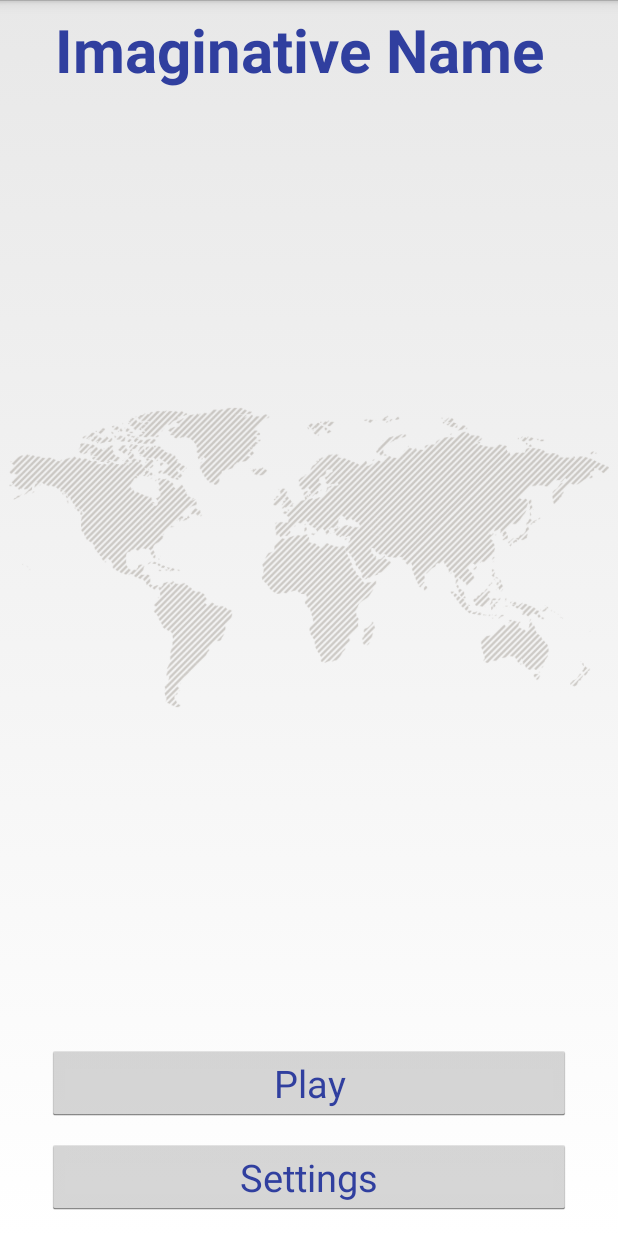
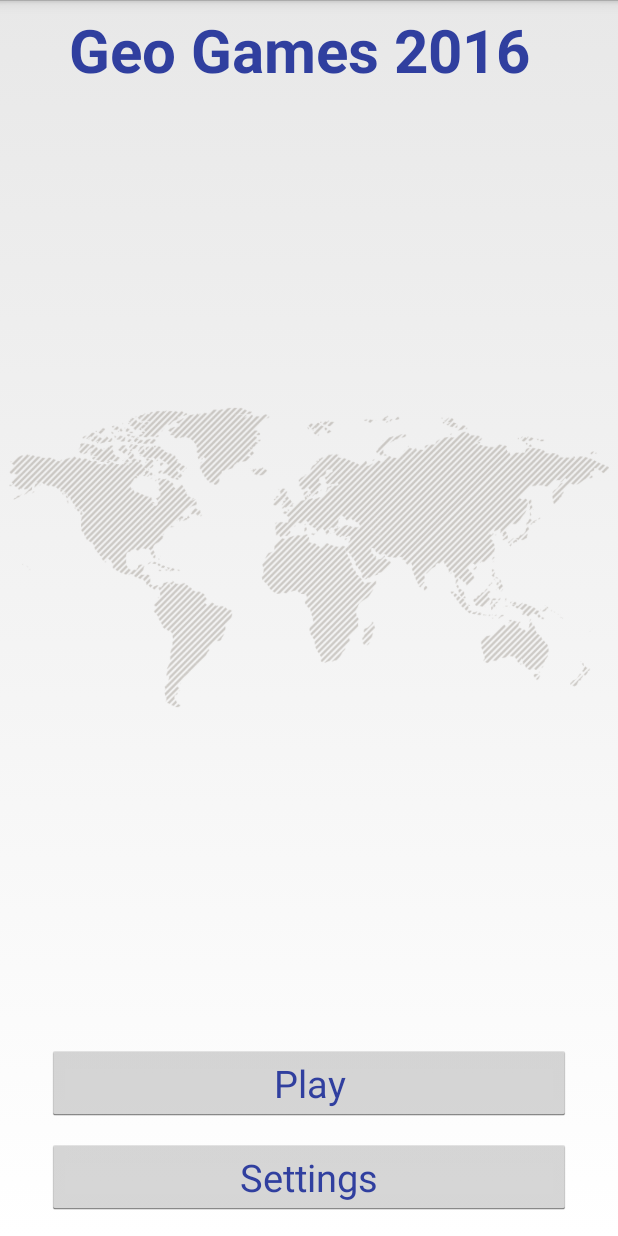
Before and after one commit to Yegie/Hackathon2016, an Android app: the screen it shows after launch (MainActivity), on a phone screen of 412 x 824 dp. Run offline under Robolectric (Android 15) with nearby library versions, the light colour scheme and no system bars.

Commit message:
Changed name on title screen

```diff
--- a/app/src/main/res/layout/activity_main.xml
+++ b/app/src/main/res/layout/activity_main.xml
@@ -14,7 +14,7 @@
         android:layout_marginRight="6dp"
         android:textColor="@color/colorPrimaryDark"
         android:textStyle="bold"
-        android:text="Imaginative Name"
+        android:text="@string/app_name"
         android:layout_width="wrap_content"
         android:layout_height="wrap_content"
         />
```
